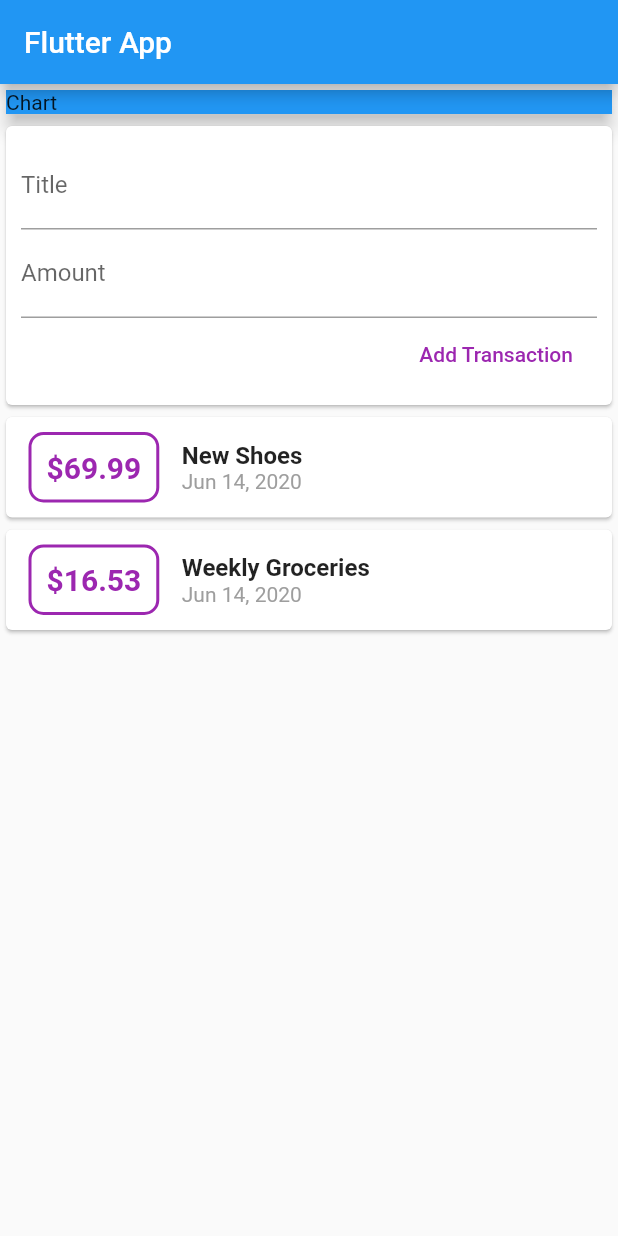
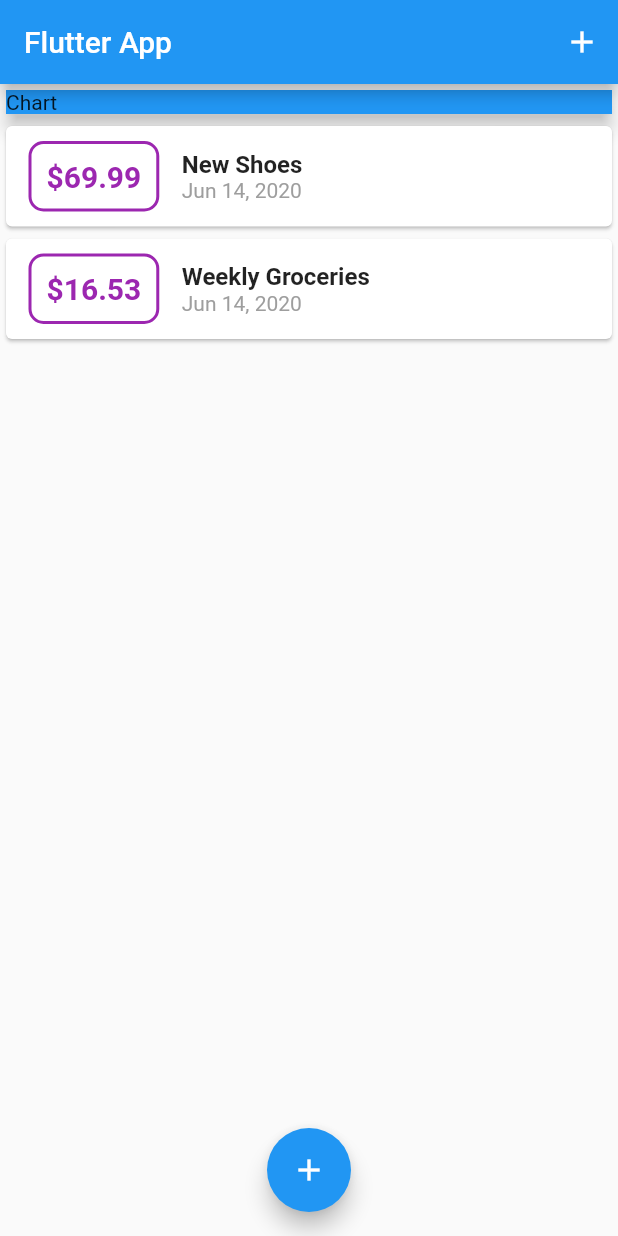
Before and after one commit to giacomoferlaino/flutter-expense-planner, a Flutter app: the screen it shows after launch, on a phone screen of 412 x 824 dp. Run offline on Flutter 3.47's test engine with Material 2 defaults, Android fonts, the phone set to English and light mode, and no system bars.

Commit message:
ref: Moved new transaction screen to a modal

```diff
--- a/lib/main.dart
+++ b/lib/main.dart
@@ -1,5 +1,8 @@
-import 'package:expense_planner/widgets/user_transactions.dart';
+import 'package:expense_planner/widgets/transaction_list.dart';
 import 'package:flutter/material.dart';
+
+import './widgets/new_transaction.dart';
+import './models/transaction.dart';
 
 void main() {
   runApp(MyApp());
@@ -20,12 +23,52 @@ class MyApp extends StatelessWidget {
   }
 }
 
-class MyHomePage extends StatelessWidget {
+class MyHomePage extends StatefulWidget {
+  @override
+  _MyHomePageState createState() => _MyHomePageState();
+}
+
+class _MyHomePageState extends State<MyHomePage> {
+  final List<Transaction> _transactions = [
+    Transaction(
+      id: 't1',
+      title: 'New Shoes',
+      amount: 69.99,
+      date: DateTime.now(),
+    ),
+    Transaction(
+      id: 't1',
+      title: 'Weekly Groceries',
+      amount: 16.53,
+      date: DateTime.now(),
+    ),
+  ];
+
+  void addTransaction(Transaction newTransaction) {
+    setState(() {
+      _transactions.add(newTransaction);
+    });
+  }
+
+  void _startTransactionModal(BuildContext context) {
+    showModalBottomSheet(
+        context: context,
+        builder: (builderContext) {
+          return NewTransaction(onAddTransaction: addTransaction);
+        });
+  }
+
   @override
   Widget build(BuildContext context) {
     return Scaffold(
       appBar: AppBar(
         title: Text('Flutter App'),
+        actions: <Widget>[
+          IconButton(
+            icon: Icon(Icons.add),
+            onPressed: () => _startTransactionModal(context),
+          )
+        ],
       ),
       body: SingleChildScrollView(
         child: Column(
@@ -39,9 +82,14 @@ class MyHomePage extends StatelessWidget {
               ),
               elevation: 5,
             ),
-            UserTransactions(),
+            TransactionList(_transactions)
           ],
         ),
+      ),
+      floatingActionButtonLocation: FloatingActionButtonLocation.centerFloat,
+      floatingActionButton: FloatingActionButton(
+        child: Icon(Icons.add),
+        onPressed: () => _startTransactionModal(context),
       ),
     );
   }
--- a/lib/widgets/transaction_list.dart
+++ b/lib/widgets/transaction_list.dart
@@ -30,7 +30,7 @@ class TransactionList extends StatelessWidget {
                         width: 2,
                       )),
                   child: Text(
-                    '\$${_transactions[index].amount.toString()}',
+                    '\$${_transactions[index].amount.toStringAsFixed(2)}',
                     style: TextStyle(
                       fontWeight: FontWeight.bold,
                       fontSize: 20,
--- a/lib/widgets/user_transactions.dart
+++ /dev/null
@@ -1,42 +0,0 @@
-import 'package:flutter/material.dart';
-
-import './new_transaction.dart';
-import './transaction_list.dart';
-import '../models/transaction.dart';
-
-class UserTransactions extends StatefulWidget {
-  @override
-  _UserTransactionsState createState() => _UserTransactionsState();
-}
-
-class _UserTransactionsState extends State<UserTransactions> {
-  final List<Transaction> _transactions = [
-    Transaction(
-      id: 't1',
-      title: 'New Shoes',
-      amount: 69.99,
-      date: DateTime.now(),
-    ),
-    Transaction(
-      id: 't1',
-      title: 'Weekly Groceries',
-      amount: 16.53,
-      date: DateTime.now(),
-    ),
-  ];
-  void addTransaction(Transaction newTransaction) {
-    setState(() {
-      _transactions.add(newTransaction);
-    });
-  }
-
-  @override
-  Widget build(BuildContext context) {
-    return Column(
-      children: <Widget>[
-        NewTransaction(onAddTransaction: addTransaction),
-        TransactionList(_transactions),
-      ],
-    );
-  }
-}
```
Also changed, not shown: lib/widgets/new_transaction.dart (+21 -7 lines).
